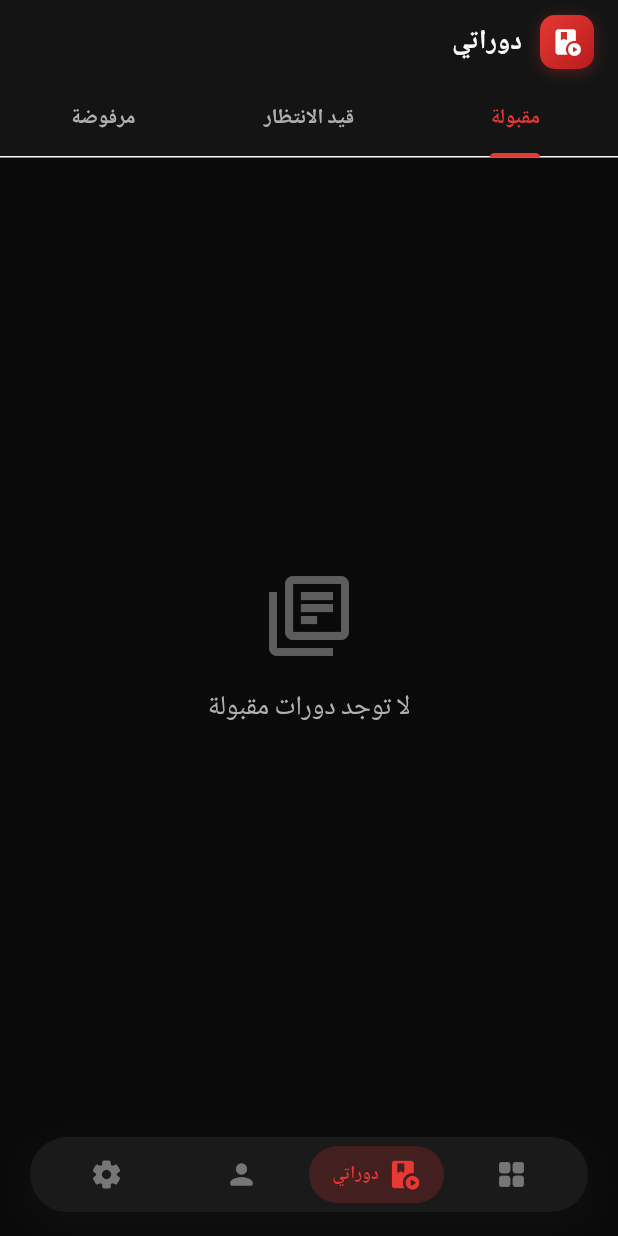
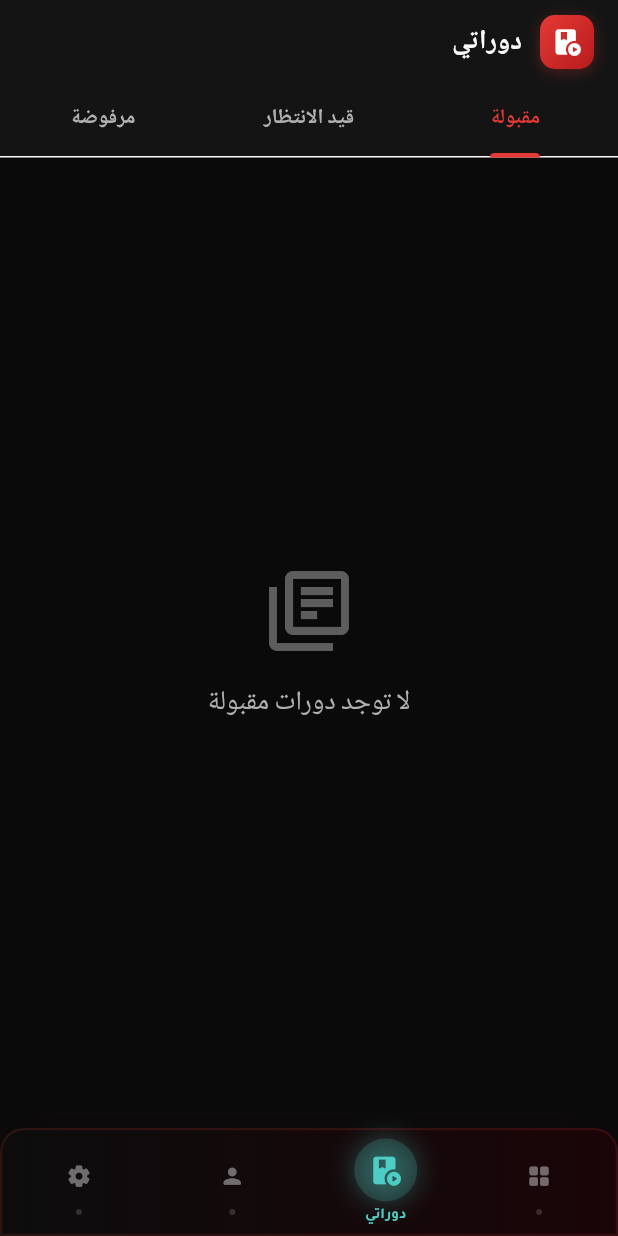
Before and after one commit to Abdullahkamalalnajjar/edu_platform_app_last_version, a Flutter app: the MainScreen screen opened by its route, item 3 of the bottom bar chosen, on a phone screen of 412 x 824 dp. Run offline on Flutter 3.47's test engine with Material 3 defaults, Android fonts, the light colour scheme and no system bars; our stand-ins replace animate_do, chewie, connectivity_plus, device_info_plus, file_picker, firebase_core and 10 more; missing offline and left inert: syncfusion_flutter_pdfviewer; accounts and stored records are empty; network calls fail.

Commit message:
Redesign bottom nav with dock-style colored icons, zoom-in animations on tab switch and subject tap

```diff
--- a/lib/data/services/notification_service.dart
+++ b/lib/data/services/notification_service.dart
@@ -78,6 +78,7 @@ class NotificationService {
   static final FlutterLocalNotificationsPlugin _localNotifications =
       FlutterLocalNotificationsPlugin();
   static bool _isInitialized = false;
+
   /// Stores the initial message data when app is launched from terminated state.
   /// This is processed later when the navigator is ready.
   static Map<String, dynamic>? _pendingNotificationData;
@@ -282,7 +283,8 @@ class NotificationService {
       final studentScore = data['studentScore'];
       final maxScore = data['maxScore'];
       if (studentScore != null && maxScore != null) {
-        body = 'قام $studentName بتسليم $examTitle - الدرجة: $studentScore / $maxScore';
+        body =
+            'قام $studentName بتسليم $examTitle - الدرجة: $studentScore / $maxScore';
       } else {
         body = 'قام $studentName بتسليم $examTitle';
       }
--- a/lib/presentation/screens/shared/main_screen.dart
+++ b/lib/presentation/screens/shared/main_screen.dart
@@ -242,8 +242,28 @@ class _MainScreenState extends State<MainScreen> {
           : SystemUiOverlayStyle.dark,
       child: Scaffold(
         backgroundColor: Theme.of(context).scaffoldBackgroundColor,
+        extendBody: true,
         // Removed AppBar to allow pages to manage their own headers
-        body: IndexedStack(index: _currentIndex, children: _pages),
+        body: AnimatedSwitcher(
+          duration: const Duration(milliseconds: 400),
+          switchInCurve: Curves.easeOutCubic,
+          switchOutCurve: Curves.easeInCubic,
+          transitionBuilder: (child, animation) {
+            return FadeTransition(
+              opacity: animation,
+              child: ScaleTransition(
+                scale: Tween<double>(begin: 0.92, end: 1.0).animate(
+                  CurvedAnimation(parent: animation, curve: Curves.easeOutCubic),
+                ),
+                child: child,
+              ),
+            );
+          },
+          child: KeyedSubtree(
+            key: ValueKey<int>(_currentIndex),
+            child: _pages[_currentIndex],
+          ),
+        ),
         bottomNavigationBar: _buildBottomNav(),
       ),
     );
@@ -251,7 +271,13 @@ class _MainScreenState extends State<MainScreen> {
 
   Widget _buildBottomNav() {
     final isDark = Theme.of(context).brightness == Brightness.dark;
-    final bgColor = isDark ? const Color(0xFF1A1A1A) : AppColors.primary;
+
+    final colors = [
+      const Color(0xFFFF6B6B),
+      const Color(0xFF4ECDC4),
+      const Color(0xFFFFD93D),
+      const Color(0xFF6C5CE7),
+    ];
 
     final items = [
       _NavItem(Icons.grid_view_rounded, 'المواد'),
@@ -263,24 +289,51 @@ class _MainScreenState extends State<MainScreen> {
     return SafeArea(
       top: false,
       child: Container(
-      margin: const EdgeInsets.fromLTRB(20, 0, 20, 16),
-      padding: const EdgeInsets.symmetric(horizontal: 6, vertical: 6),
+        margin: const EdgeInsets.fromLTRB(0, 0, 0, 0),
+        height: 72,
         decoration: BoxDecoration(
-        color: bgColor,
-        borderRadius: BorderRadius.circular(40),
+          borderRadius: const BorderRadius.only(
+            topLeft: Radius.circular(16),
+            topRight: Radius.circular(16),
+          ),
+          gradient: isDark
+              ? const LinearGradient(
+                  colors: [Color(0xFF0D0D0D), Color(0xFF1A0508)],
+                  begin: Alignment.centerLeft,
+                  end: Alignment.centerRight,
+                )
+              : LinearGradient(
+                  colors: [AppColors.primary, AppColors.primary.withOpacity(0.9)],
+                ),
+          border: Border.all(
+            color: isDark
+                ? AppColors.primary.withOpacity(0.15)
+                : Colors.white.withOpacity(0.2),
+            width: 1.5,
+          ),
           boxShadow: [
             BoxShadow(
-            color: bgColor.withOpacity(0.4),
-            blurRadius: 20,
-            offset: const Offset(0, 8),
+              color: isDark
+                  ? AppColors.primary.withOpacity(0.06)
+                  : AppColors.primary.withOpacity(0.3),
+              blurRadius: 30,
+              offset: const Offset(0, 10),
+            ),
+            BoxShadow(
+              color: Colors.black.withOpacity(isDark ? 0.5 : 0.15),
+              blurRadius: 15,
+              offset: const Offset(0, 5),
             ),
           ],
         ),
         child: Row(
+          mainAxisAlignment: MainAxisAlignment.spaceEvenly,
           children: List.generate(items.length, (index) {
             final isSelected = _currentIndex == index;
+            final itemColor = colors[index];
             return Expanded(
               child: GestureDetector(
+                behavior: HitTestBehavior.opaque,
                 onTap: () {
                   if (index == 0) {
                     _homeNavigatorKey.currentState
@@ -290,51 +343,75 @@ class _MainScreenState extends State<MainScreen> {
                     _currentIndex = index;
                   });
                 },
+                child: Column(
+                  mainAxisAlignment: MainAxisAlignment.center,
+                  children: [
+                    TweenAnimationBuilder<double>(
+                      tween: Tween(begin: 0.85, end: isSelected ? 1.0 : 0.85),
+                      duration: const Duration(milliseconds: 350),
+                      curve: Curves.elasticOut,
+                      builder: (context, scale, child) {
+                        return Transform.scale(
+                          scale: scale,
                           child: AnimatedContainer(
                             duration: const Duration(milliseconds: 300),
                             curve: Curves.easeOutCubic,
-                padding: EdgeInsets.symmetric(
-                  horizontal: isSelected ? 12 : 8,
-                  vertical: isSelected ? 8 : 8,
+                            padding: EdgeInsets.all(isSelected ? 10 : 8),
+                            decoration: BoxDecoration(
+                              shape: BoxShape.circle,
+                              color: isSelected
+                                  ? itemColor.withOpacity(isDark ? 0.18 : 0.22)
+                                  : Colors.transparent,
+                              boxShadow: isSelected
+                                  ? [
+                                      BoxShadow(
+                                        color: itemColor.withOpacity(0.3),
+                                        blurRadius: 14,
+                                        spreadRadius: 1,
                                       ),
-                decoration: BoxDecoration(
+                                    ]
+                                  : null,
+                            ),
+                            child: Icon(
+                              items[index].icon,
+                              size: isSelected ? 22 : 20,
                               color: isSelected
-                      ? (isDark
-                          ? AppColors.primary.withOpacity(0.2)
-                          : Colors.white)
-                      : Colors.transparent,
-                  borderRadius: BorderRadius.circular(30),
-                ),
-                child: Row(
-                  mainAxisAlignment: MainAxisAlignment.center,
-                  mainAxisSize: MainAxisSize.min,
-                  children: [
-                    Icon(
-                      items[index].icon,
-                      size: 22,
-                      color: isSelected
-                          ? AppColors.primary
+                                  ? itemColor
                                   : (isDark
                                       ? Colors.white.withOpacity(0.4)
                                       : Colors.white.withOpacity(0.6)),
                             ),
-                    if (isSelected) ...[
-                      const SizedBox(width: 6),
-                      Flexible(
+                          ),
+                        );
+                      },
+                    ),
+                    if (isSelected)
+                      Padding(
+                        padding: const EdgeInsets.only(top: 2),
                         child: Text(
                           items[index].label,
-                          style: GoogleFonts.inter(
-                            fontSize: 12,
+                          style: GoogleFonts.tajawal(
+                            fontSize: 10,
                             fontWeight: FontWeight.w700,
-                            color: AppColors.primary,
+                            color: itemColor,
                           ),
-                          overflow: TextOverflow.ellipsis,
-                          maxLines: 1,
+                        ),
+                      )
+                    else
+                      Padding(
+                        padding: const EdgeInsets.only(top: 4),
+                        child: Container(
+                          width: 4,
+                          height: 4,
+                          decoration: BoxDecoration(
+                            shape: BoxShape.circle,
+                            color: isDark
+                                ? Colors.white.withOpacity(0.15)
+                                : Colors.white.withOpacity(0.3),
+                          ),
                         ),
                       ),
                   ],
-                  ],
-                ),
                 ),
               ),
             );
--- a/lib/presentation/screens/student/select_subject_screen.dart
+++ b/lib/presentation/screens/student/select_subject_screen.dart
@@ -260,7 +260,7 @@ class _SelectSubjectScreenState extends State<SelectSubjectScreen>
         physics: const BouncingScrollPhysics(),
         slivers: [
           SliverToBoxAdapter(child: _buildHeader()),
-          const SliverToBoxAdapter(child: SizedBox(height: 20)),
+          const SliverToBoxAdapter(child: SizedBox(height: 4)),
           SliverPadding(
             padding: const EdgeInsets.symmetric(horizontal: 20, vertical: 10),
             sliver: filteredSubjects.isEmpty
@@ -301,7 +301,7 @@ class _SelectSubjectScreenState extends State<SelectSubjectScreen>
       crossAxisAlignment: CrossAxisAlignment.start,
       children: [
         Padding(
-          padding: const EdgeInsets.fromLTRB(24, 20, 24, 10),
+          padding: const EdgeInsets.fromLTRB(24, 20, 24, 4),
           child: Column(
             crossAxisAlignment: CrossAxisAlignment.start,
             children: [
@@ -437,7 +437,7 @@ class _SelectSubjectScreenState extends State<SelectSubjectScreen>
                   ),
                 ],
               ),
-              const SizedBox(height: 12),
+              const SizedBox(height: 6),
               Container(
                 width: 60,
                 height: 4,
@@ -480,11 +480,29 @@ class _SelectSubjectScreenState extends State<SelectSubjectScreen>
       onTap: () {
         Navigator.push(
           context,
-          MaterialPageRoute(
-            builder: (context) => SelectTeacherScreen(
+          PageRouteBuilder(
+            transitionDuration: const Duration(milliseconds: 600),
+            reverseTransitionDuration: const Duration(milliseconds: 450),
+            pageBuilder: (context, animation, secondaryAnimation) =>
+                SelectTeacherScreen(
               subjectId: subject.id,
               subjectName: subject.name,
             ),
+            transitionsBuilder: (context, animation, secondaryAnimation, child) {
+              final scaleAnimation = Tween<double>(begin: 0.5, end: 1.0).animate(
+                CurvedAnimation(parent: animation, curve: Curves.easeOutCubic),
+              );
+              final fadeAnimation = Tween<double>(begin: 0.0, end: 1.0).animate(
+                CurvedAnimation(parent: animation, curve: Curves.easeOut),
+              );
+              return FadeTransition(
+                opacity: fadeAnimation,
+                child: ScaleTransition(
+                  scale: scaleAnimation,
+                  child: child,
+                ),
+              );
+            },
           ),
         );
       },
```
Lines whose indentation alone changed are shown as unchanged.
